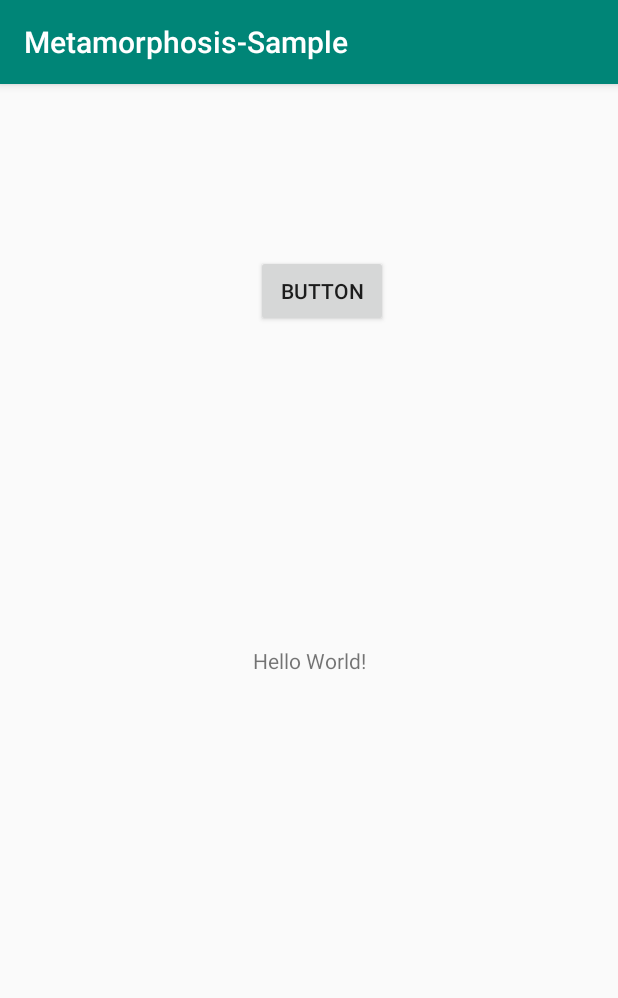
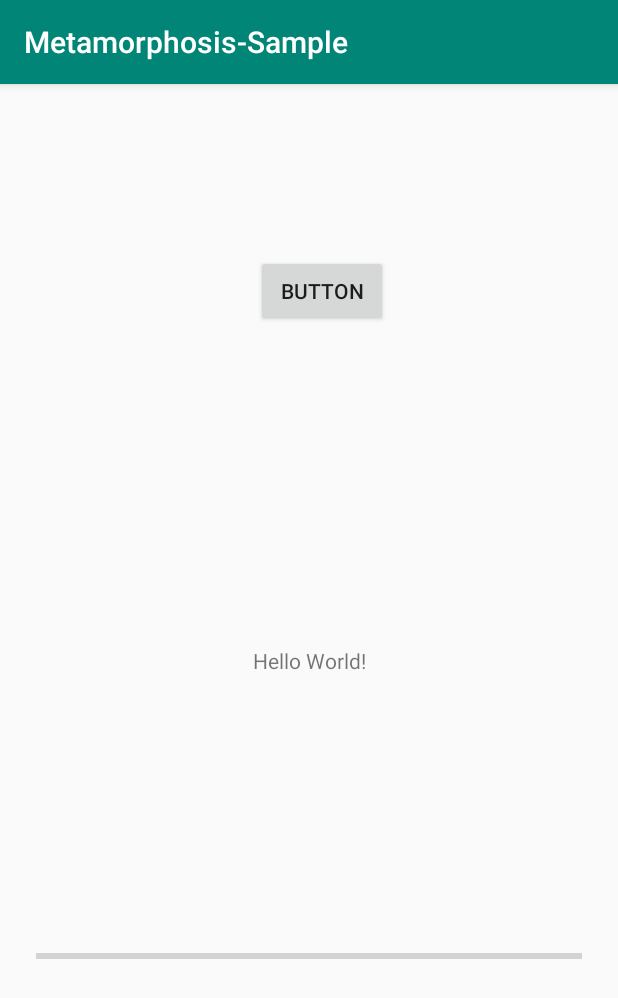
Before and after one commit to KouroshMsv/metamorphosis, an Android app: the screen it shows after launch (MainActivity), on a phone screen of 412 x 824 dp. Shown: the top 998 px of the screen. Run offline under Robolectric (Android 15) with nearby library versions, the phone set to English and light mode, and no system bars; 1 statement that could not run was skipped.

```diff
--- /dev/null
+++ b/app/src/main/java/dev/kourosh/metamorphosis_sample/DownloadFileProvider.kt
@@ -0,0 +1,5 @@
+package dev.kourosh.metamorphosis_sample
+
+import androidx.core.content.FileProvider
+
+class DownloadFileProvider : FileProvider()
--- a/app/src/main/java/dev/kourosh/metamorphosis_sample/MainActivity.kt
+++ b/app/src/main/java/dev/kourosh/metamorphosis_sample/MainActivity.kt
@@ -1,5 +1,8 @@
 package dev.kourosh.metamorphosis_sample
 
+import android.content.Intent
+import android.net.Uri
+import android.os.Build
 import android.os.Bundle
 import android.widget.Toast
 import androidx.appcompat.app.AppCompatActivity
@@ -7,9 +10,11 @@ import dev.kourosh.metamorphosis.Builder
 import dev.kourosh.metamorphosis.Metamorphosis
 import dev.kourosh.metamorphosis.OnCheckVersionListener
 import dev.kourosh.metamorphosis.OnDownloadListener
+import kotlinx.android.synthetic.main.activity_main.*
 import kotlinx.serialization.json.Json
 import kotlinx.serialization.json.JsonConfiguration
 import java.io.File
+
 
 class MainActivity : AppCompatActivity() {
 
@@ -17,7 +22,12 @@ class MainActivity : AppCompatActivity() {
     override fun onCreate(savedInstanceState: Bundle?) {
         super.onCreate(savedInstanceState)
         setContentView(R.layout.activity_main)
-        val m = Metamorphosis(Builder(this, "http://192.168.0.35:5151/v2/app/android/ecourier/checkversion"))
+        val m = Metamorphosis(
+            Builder(
+                this,
+                "http://ecourier.mahex.com/app-checkver-ecdelivery.json"
+            )
+        )
         val json = Json(JsonConfiguration.Stable)
         m.checkVersion(object : OnCheckVersionListener {
             override fun onSucceed(data: String) {
@@ -28,6 +38,13 @@ class MainActivity : AppCompatActivity() {
                 Toast.makeText(applicationContext, message, Toast.LENGTH_SHORT).show()
             }
         })
+        m.setOnDownloadingListener {
+            if (Build.VERSION.SDK_INT >= Build.VERSION_CODES.N) {
+                progressBar.setProgress(it, true)
+            } else {
+                progressBar.progress = it
+            }
+        }
 
         m.downloadListener = object : OnDownloadListener {
             override fun onFinished(file: File) {
--- a/app/src/main/res/layout/activity_main.xml
+++ b/app/src/main/res/layout/activity_main.xml
@@ -33,4 +33,18 @@
         app:layout_constraintTop_toTopOf="parent"
         app:layout_constraintVertical_bias="0.19999999" />
 
+    <ProgressBar
+        android:id="@+id/progressBar"
+        style="?android:attr/progressBarStyleHorizontal"
+        android:layout_width="0dp"
+        android:layout_height="wrap_content"
+        android:layout_marginStart="24dp"
+        android:layout_marginLeft="24dp"
+        android:layout_marginEnd="24dp"
+        android:layout_marginRight="24dp"
+        app:layout_constraintBottom_toBottomOf="parent"
+        app:layout_constraintEnd_toEndOf="parent"
+        app:layout_constraintStart_toStartOf="parent"
+        app:layout_constraintTop_toBottomOf="@+id/textView" />
+
 </androidx.constraintlayout.widget.ConstraintLayout>
--- /dev/null
+++ b/app/src/main/res/xml/download_provider_paths.xml
@@ -0,0 +1,6 @@
+<?xml version="1.0" encoding="utf-8"?>
+<paths>
+    <external-path
+        name="external_files"
+        path="." />
+</paths>
```
Also changed, not shown: app/src/main/AndroidManifest.xml (+10 -0 lines), metamorphosis/src/main/java/dev/kourosh/metamorphosis/Metamorphosis.kt (+10 -2 lines).
